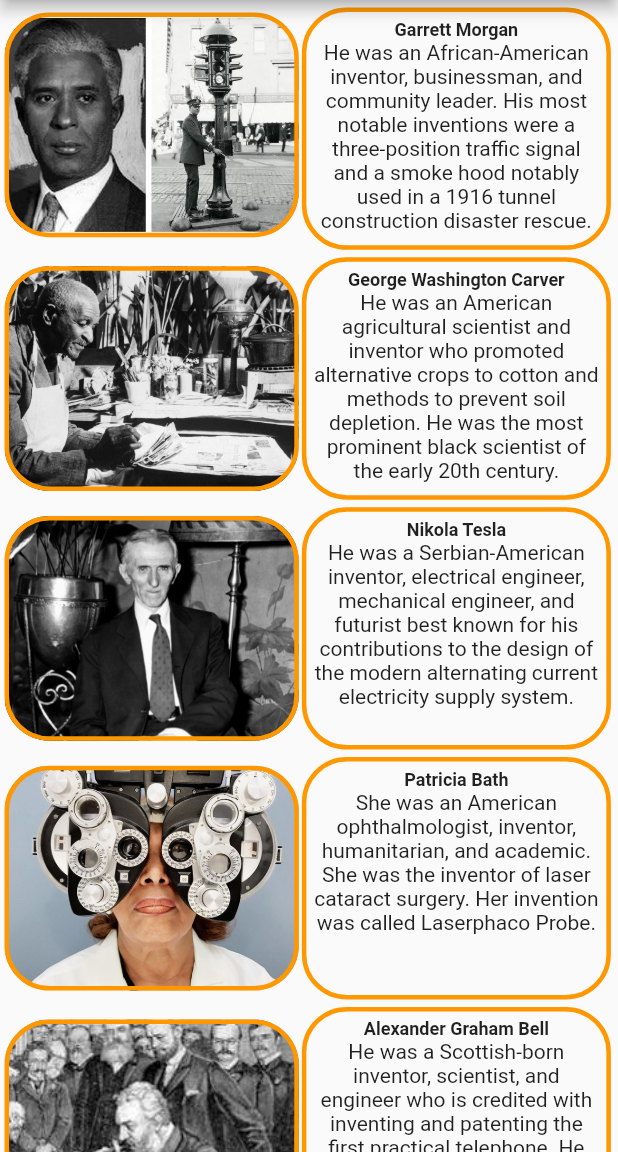
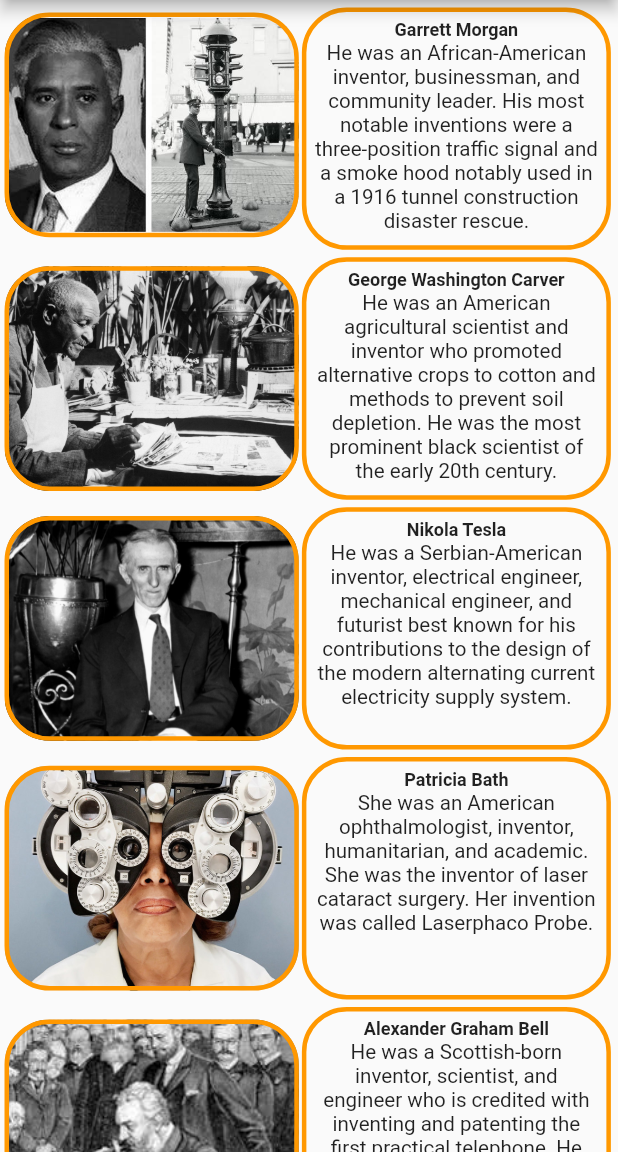
Before and after one commit to MeSomto/notable-inventors, a Flutter app: the screen it shows after launch, on a phone screen of 412 x 824 dp, the part 84-1236 px from its top. Run offline on Flutter 3.47's test engine with Material 2 defaults, Android fonts, the phone set to English and light mode, and no system bars; network calls fail.

Commit message:
App Icon and font change

```diff
--- a/lib/main.dart
+++ b/lib/main.dart
@@ -33,6 +33,7 @@ class MyApp extends StatelessWidget {
 class HomePage extends StatelessWidget {
   @override
   Widget build(BuildContext context) {
+    int fontS = 30;
     const _garret = 'https://en.wikipedia.org/wiki/Garrett_Morgan';
     return Scaffold(
       appBar: AppBar(
@@ -125,7 +126,7 @@ class HomePage extends StatelessWidget {
                               Text(
                                   "He was an African-American inventor, businessman, and community leader. His most notable inventions were a three-position traffic signal and a smoke hood notably used in a 1916 tunnel construction disaster rescue.",
                                   textAlign: TextAlign.center,
-                                  style: TextStyle()),
+                                  style: TextStyle(fontSize: MediaQuery.of(context).size.width / fontS)),
                             ],
                           ),
                           decoration: BoxDecoration(
@@ -191,7 +192,7 @@ class HomePage extends StatelessWidget {
                               Text(
                                   "He was an American agricultural scientist and inventor who promoted alternative crops to cotton and methods to prevent soil depletion. He was the most prominent black scientist of the early 20th century.",
                                   textAlign: TextAlign.center,
-                                  style: TextStyle()),
+                                  style: TextStyle(fontSize: MediaQuery.of(context).size.width / fontS)),
                             ],
                           ),
                           decoration: BoxDecoration(
@@ -255,7 +256,7 @@ class HomePage extends StatelessWidget {
                               Text(
                                   "He was a Serbian-American inventor, electrical engineer, mechanical engineer, and futurist best known for his contributions to the design of the modern alternating current electricity supply system.",
                                   textAlign: TextAlign.center,
-                                  style: TextStyle()),
+                                  style: TextStyle(fontSize: MediaQuery.of(context).size.width / fontS)),
                             ],
                           ),
                           decoration: BoxDecoration(
@@ -320,7 +321,7 @@ class HomePage extends StatelessWidget {
                               Text(
                                   "She was an American ophthalmologist, inventor, humanitarian, and academic. She was the inventor of laser cataract surgery. Her invention was called Laserphaco Probe.",
                                   textAlign: TextAlign.center,
-                                  style: TextStyle()),
+                                  style: TextStyle(fontSize: MediaQuery.of(context).size.width / fontS)),
                             ],
                           ),
                           decoration: BoxDecoration(
@@ -386,7 +387,7 @@ class HomePage extends StatelessWidget {
                               Text(
                                   "He was a Scottish-born inventor, scientist, and engineer who is credited with inventing and patenting the first practical telephone. He also co-founded the American Telephone and Telegraph Company in 1885.",
                                   textAlign: TextAlign.center,
-                                  style: TextStyle()),
+                                  style: TextStyle(fontSize: MediaQuery.of(context).size.width / fontS)),
                             ],
                           ),
                           decoration: BoxDecoration(
@@ -451,7 +452,7 @@ class HomePage extends StatelessWidget {
                               Text(
                                   "He was an American polymath active as a writer, scientist, inventor, statesman, diplomat, printer, publisher and political philosopher.",
                                   textAlign: TextAlign.center,
-                                  style: TextStyle()),
+                                  style: TextStyle(fontSize: MediaQuery.of(context).size.width / fontS)),
                             ],
                           ),
                           decoration: BoxDecoration(
@@ -516,7 +517,7 @@ class HomePage extends StatelessWidget {
                               Text(
                                   "He was an American inventor, widely known for inventing the cotton gin, one of the key inventions of the Industrial Revolution that shaped the economy of the Antebellum South.",
                                   textAlign: TextAlign.center,
-                                  style: TextStyle()),
+                                  style: TextStyle(fontSize: MediaQuery.of(context).size.width / fontS)),
                             ],
                           ),
                           decoration: BoxDecoration(
@@ -581,7 +582,7 @@ class HomePage extends StatelessWidget {
                               Text(
                                   "He was an Italian inventor and electrical engineer, known for his pioneering work on long-distance radio transmission, development of Marconi's law, and a radio telegraph system.",
                                   textAlign: TextAlign.center,
-                                  style: TextStyle()),
+                                  style: TextStyle(fontSize: MediaQuery.of(context).size.width / fontS)),
                             ],
                           ),
                           decoration: BoxDecoration(
@@ -646,7 +647,7 @@ class HomePage extends StatelessWidget {
                               Text(
                                   "He was an American industrialist, business magnate, and founder of the Ford Motor Company, and chief developer of the assembly line technique of mass production.",
                                   textAlign: TextAlign.center,
-                                  style: TextStyle()),
+                                  style: TextStyle(fontSize: MediaQuery.of(context).size.width / fontS)),
                             ],
                           ),
                           decoration: BoxDecoration(
@@ -712,7 +713,7 @@ class HomePage extends StatelessWidget {
                               Text(
                                   "He was a German inventor, printer, publisher, and goldsmith who introduced printing to Europe with his mechanical movable-type printing press. ",
                                   textAlign: TextAlign.center,
-                                  style: TextStyle()),
+                                  style: TextStyle(fontSize: MediaQuery.of(context).size.width / fontS)),
                             ],
                           ),
                           decoration: BoxDecoration(
@@ -777,7 +778,7 @@ class HomePage extends StatelessWidget {
                               Text(
                                   "He was an American business magnate, industrial designer, investor, and media proprietor.",
                                   textAlign: TextAlign.center,
-                                  style: TextStyle()),
+                                  style: TextStyle(fontSize: MediaQuery.of(context).size.width / fontS)),
                             ],
                           ),
                           decoration: BoxDecoration(
@@ -842,7 +843,7 @@ class HomePage extends StatelessWidget {
                               Text(
                                   "He was an American inventor and businessman who has been described as America's greatest inventor. He developed many devices in fields",
                                   textAlign: TextAlign.center,
-                                  style: TextStyle()),
+                                  style: TextStyle(fontSize: MediaQuery.of(context).size.width / fontS)),
                             ],
                           ),
                           decoration: BoxDecoration(
@@ -907,7 +908,7 @@ class HomePage extends StatelessWidget {
                               Text(
                                   "They were two American aviation pioneers generally credited with inventing, building, and flying the world's firsts successful motor-operated airplanes.",
                                   textAlign: TextAlign.center,
-                                  style: TextStyle()),
+                                  style: TextStyle(fontSize: MediaQuery.of(context).size.width / fontS)),
                             ],
                           ),
                           decoration: BoxDecoration(
@@ -972,7 +973,7 @@ class HomePage extends StatelessWidget {
                               Text(
                                   "She was an American chemist who is known for inventing Kevlar. Her career at the DuPont company spanned more than 40 years.",
                                   textAlign: TextAlign.center,
-                                  style: TextStyle()),
+                                  style: TextStyle(fontSize: MediaQuery.of(context).size.width / fontS)),
                             ],
                           ),
                           decoration: BoxDecoration(
@@ -1037,7 +1038,7 @@ class HomePage extends StatelessWidget {
                               Text(
                                   "He is an American electronics engineer, computer programmer, philanthropist, and technology entrepreneur.",
                                   textAlign: TextAlign.center,
-                                  style: TextStyle()),
+                                  style: TextStyle(fontSize: MediaQuery.of(context).size.width / fontS)),
                             ],
                           ),
                           decoration: BoxDecoration(
@@ -1102,7 +1103,7 @@ class HomePage extends StatelessWidget {
                               Text(
                                   "He was an Italian polymath of the High Renaissance who was active as a painter, draughtsman, engineer, scientist, theorist, sculptor and architect.",
                                   textAlign: TextAlign.center,
-                                  style: TextStyle()),
+                                  style: TextStyle(fontSize: MediaQuery.of(context).size.width / fontS)),
                             ],
                           ),
                           decoration: BoxDecoration(
@@ -1167,7 +1168,7 @@ class HomePage extends StatelessWidget {
                               Text(
                                   "He was an American inventor and painter. After having established his reputation as a portrait painter, in his middle age Morse contributed to the invention of a single-wire telegraph system.",
                                   textAlign: TextAlign.center,
-                                  style: TextStyle()),
+                                  style: TextStyle(fontSize: MediaQuery.of(context).size.width / fontS)),
                             ],
                           ),
                           decoration: BoxDecoration(
@@ -1296,6 +1297,14 @@ class HomePage extends StatelessWidget {
                   url: 'https://en.wikipedia.org/wiki/Antonie_van_Leeuwenhoek',
                   text: 'He was a Dutch businessman and scientist in the Golden Age of Dutch science and technology. He is widely known as the father of Microbiology',
                   title: 'Antonie van Leeuwenhoek',),
+                NotableInventors(imageUrl: 'https://i.pinimg.com/600x315/39/b4/a9/39b4a9f8dd8e2c8ce2a45731371747c9.jpg',
+                  url: 'https://en.wikipedia.org/wiki/Montgolfier_brothers',
+                  text: 'Joseph-Michel Montgolfier and Jacques-Étienne Montgolfier, were aviation pioneers, balloonists and paper manufacturers from the commune Annonay in France.',
+                  title: 'Montgolfier brothers',),
+                NotableInventors(imageUrl: '',
+                  url: '',
+                  text: '',
+                  title: '',),
               ],
             ),
           ),
@@ -1361,7 +1370,7 @@ class NotableInventors extends StatelessWidget {
                       fontSize: 12,
                     ),
                   ),
-                  Text(text, textAlign: TextAlign.center, style: TextStyle()),
+                  Text(text, textAlign: TextAlign.center, style: TextStyle(fontSize: MediaQuery.of(context).size.width / 30)),
                 ],
               ),
               decoration: BoxDecoration(
```
Also changed, not shown: pubspec.yaml (+5 -2 lines), pubspec.lock, 21 other files.
